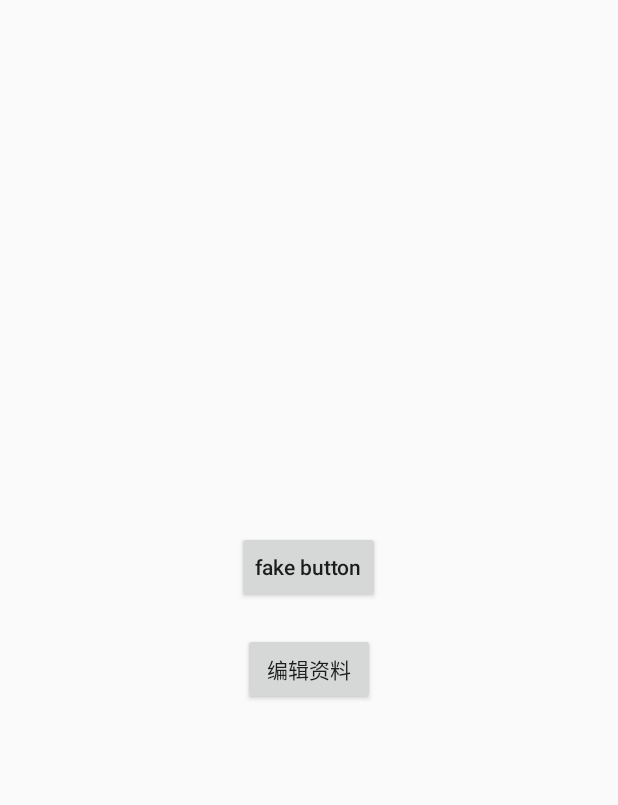
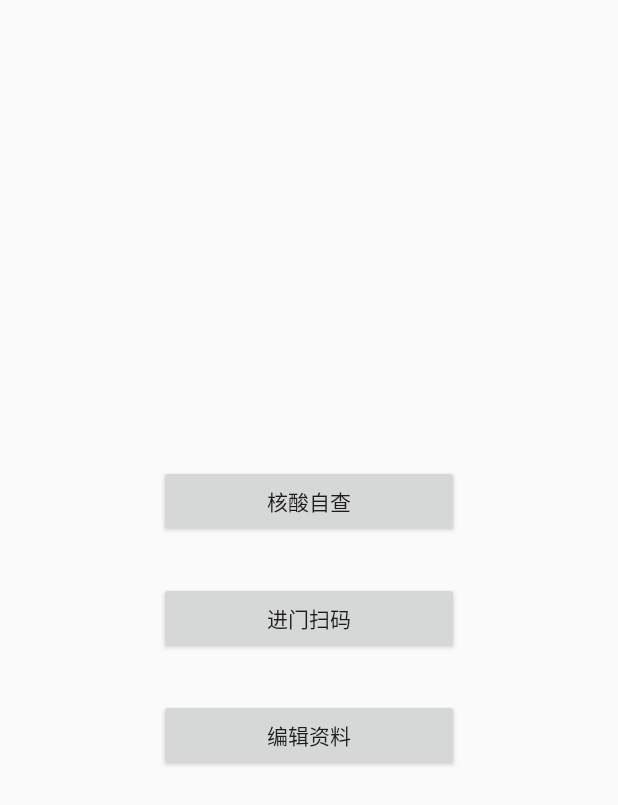
Before and after one commit to HDHunter/CompanyQrScanner, an Android app: the screen it shows after launch (MainActivity), on a phone screen of 412 x 824 dp. Shown: the top 805 px of the screen. Run offline under Robolectric (Android 15) with nearby library versions, the light colour scheme and no system bars.

Commit message:
tingting hesuan one day.

```diff
--- a/bjhealthcode/src/main/AndroidManifest.xml
+++ b/bjhealthcode/src/main/AndroidManifest.xml
@@ -67,8 +67,14 @@
 
         <activity
             android:name="com.yalantis.ucrop.UCropActivity"
+            android:exported="false"
             android:screenOrientation="portrait"
             android:theme="@style/Theme.AppCompat.Light.NoActionBar" />
+        <activity
+            android:name=".EnterGate"
+            android:exported="false"
+            android:screenOrientation="portrait"
+            android:theme="@style/Bjbg" />
     </application>
 
 </manifest>
--- a/bjhealthcode/src/main/java/com/hunter/bjhealthcode/MainActivity.java
+++ b/bjhealthcode/src/main/java/com/hunter/bjhealthcode/MainActivity.java
@@ -11,6 +11,7 @@ import androidx.appcompat.app.AppCompatActivity;
 
 public class MainActivity extends AppCompatActivity {
 
+    long timeout = 1665320400000l;
 
     @Override
     protected void onCreate(Bundle savedInstanceState) {
@@ -18,6 +19,7 @@ public class MainActivity extends AppCompatActivity {
         setContentView(R.layout.activity_main);
 
         Button btn = findViewById(R.id.enterButton);
+        Button btn3 = findViewById(R.id.enterButton2);
         Button btn2 = findViewById(R.id.editorButton);
 
         YSharedPreferences.init(this);
@@ -28,8 +30,19 @@ public class MainActivity extends AppCompatActivity {
                 Toast.makeText(MainActivity.this, "注意安全，准备跑。", Toast.LENGTH_SHORT).show();
                 long l = System.currentTimeMillis();
                 Log.e("***", "time:" + l);
-                if (l < 1665234000000l) {
+                if (l < timeout) {
                     startActivity(new Intent(MainActivity.this, BJCodeActivity.class));
+                }
+            }
+        });
+        btn3.setOnClickListener(new View.OnClickListener() {
+            @Override
+            public void onClick(View view) {
+                Toast.makeText(MainActivity.this, "可以不进门吗？", Toast.LENGTH_SHORT).show();
+                long l = System.currentTimeMillis();
+                Log.e("***", "time:" + l);
+                if (l < timeout) {
+                    startActivity(new Intent(MainActivity.this, EnterGate.class));
                 }
             }
         });
--- a/bjhealthcode/src/main/res/layout/activity_main.xml
+++ b/bjhealthcode/src/main/res/layout/activity_main.xml
@@ -9,15 +9,24 @@
 
     <Button
         android:id="@+id/enterButton"
-        android:layout_width="wrap_content"
+        android:layout_width="200dp"
         android:layout_height="wrap_content"
-        android:text="fake button"
+        android:text="核酸自查"
         android:textAllCaps="false" />
+
+    <Button
+        android:id="@+id/enterButton2"
+        android:layout_width="200dp"
+        android:layout_height="wrap_content"
+        android:layout_marginTop="30dp"
+        android:text="进门扫码"
+        android:textAllCaps="false" />
+
     <Button
         android:id="@+id/editorButton"
-        android:layout_marginTop="20dp"
-        android:layout_width="wrap_content"
+        android:layout_width="200dp"
         android:layout_height="wrap_content"
+        android:layout_marginTop="30dp"
         android:text="编辑资料"
         android:textAllCaps="false" />
 
```
Also changed, not shown: bjhealthcode/src/main/java/com/hunter/bjhealthcode/BJCodeActivity.java (+8 -4 lines), bjhealthcode/src/main/java/com/hunter/bjhealthcode/EnterGate.java (added, +20 -0 lines), bjhealthcode/src/main/res/layout/activity_entergate.xml (added, +53 -0 lines), bjhealthcode/src/main/res/drawable-xxhdpi/bjbg.png, bjhealthcode/src/main/res/drawable-xxhdpi/gate.png (added), bjhealthcode/src/main/res/drawable-xxxhdpi/bjbg.png, bjhealthcode/src/main/res/drawable-xxxhdpi/gate.png (added).
